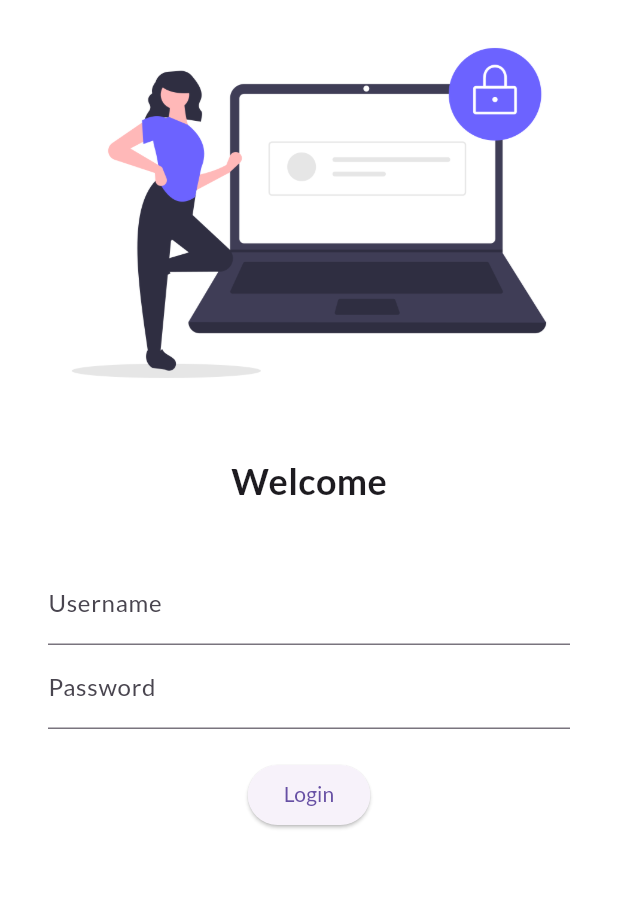
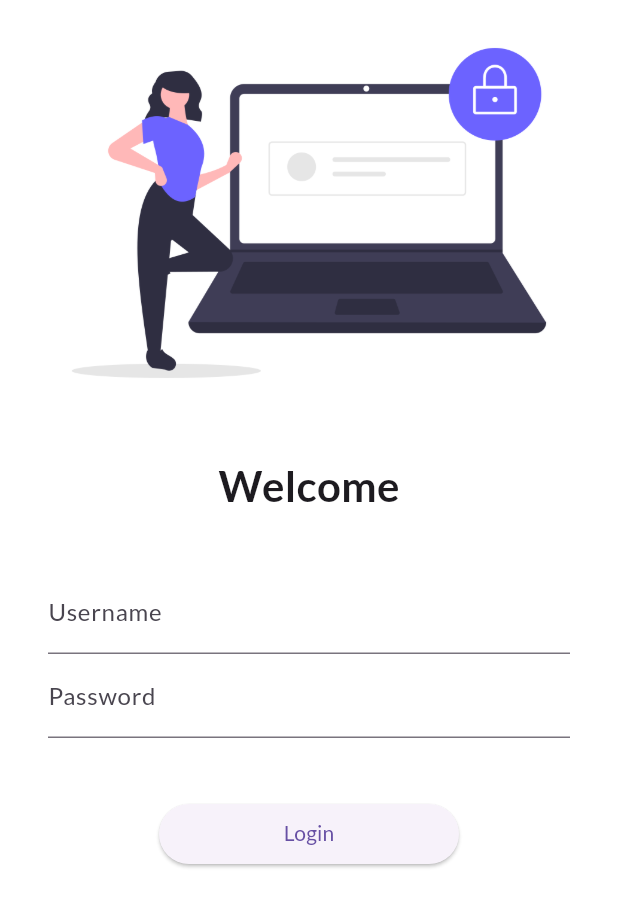
Before and after one commit to HarshilPatel-28/Flutter, a Flutter app: the screen it shows after launch, on a phone screen of 412 x 824 dp. Shown: the top 907 px of the screen. Run offline on Flutter 3.47's test engine with Material 3 defaults, Android fonts, the phone set to English and light mode, and no system bars; our stand-ins replace google_fonts.

Commit message:
Day-4 completed

```diff
--- a/lib/main.dart
+++ b/lib/main.dart
@@ -2,6 +2,7 @@ import 'package:flutter/material.dart';
 import 'package:my_first_app/pages/home_page.dart';
 import 'package:my_first_app/pages/login_page.dart';
 import 'package:google_fonts/google_fonts.dart';
+import 'package:my_first_app/utils/routes.dart';
 
 void main() {
   runApp(const MyApp());
@@ -18,12 +19,13 @@ class MyApp extends StatelessWidget {
         primarySwatch: Colors.deepPurple,
         fontFamily: GoogleFonts.lato().fontFamily,
       ),
+      // debugShowCheckedModeBanner: false,
       darkTheme: ThemeData(brightness: Brightness.dark),
       // initialRoute: "/home",
       routes: {
         "/": (context) => const LoginPage(),
-        "/home": (context) => const HomePage(),
-        "/login": (context) => const LoginPage(),
+        MyRoutes.homeRoute: (context) => const HomePage(),
+        MyRoutes.loginRoute: (context) => const LoginPage(),
       },
     );
   }
--- a/lib/pages/login_page.dart
+++ b/lib/pages/login_page.dart
@@ -1,4 +1,5 @@
 import 'package:flutter/material.dart';
+import 'package:my_first_app/utils/routes.dart';
 
 class LoginPage extends StatelessWidget {
   const LoginPage({super.key});
@@ -7,6 +8,7 @@ class LoginPage extends StatelessWidget {
   Widget build(BuildContext context) {
     return Material(
       color: Colors.white,
+      child: SingleChildScrollView(
         child: Column(
           children: [
             Image.asset(
@@ -18,7 +20,7 @@ class LoginPage extends StatelessWidget {
             ),
             Text(
               "Welcome",
-            style: TextStyle(fontSize: 24, fontWeight: FontWeight.bold),
+              style: TextStyle(fontSize: 28, fontWeight: FontWeight.bold),
             ),
             SizedBox(
               height: 20.0,
@@ -38,13 +40,13 @@ class LoginPage extends StatelessWidget {
                         hintText: "Enter password", labelText: "Password"),
                   ),
                   SizedBox(
-                  height: 20.0,
+                    height: 40.0,
                   ),
                   ElevatedButton(
                     child: Text("Login"),
-                  style: TextButton.styleFrom(),
+                    style: TextButton.styleFrom(minimumSize: Size(200, 40)),
                     onPressed: () {
-                    print("Hello ji");
+                      Navigator.pushNamed(context, MyRoutes.homeRoute);
                     },
                   )
                 ],
@@ -52,6 +54,7 @@ class LoginPage extends StatelessWidget {
             )
           ],
         ),
+      ),
     );
   }
 }
--- /dev/null
+++ b/lib/utils/routes.dart
@@ -0,0 +1,4 @@
+class MyRoutes{
+  static String loginRoute = "/login";
+  static String homeRoute = "/home";
+}
```
Lines whose indentation alone changed are shown as unchanged.
